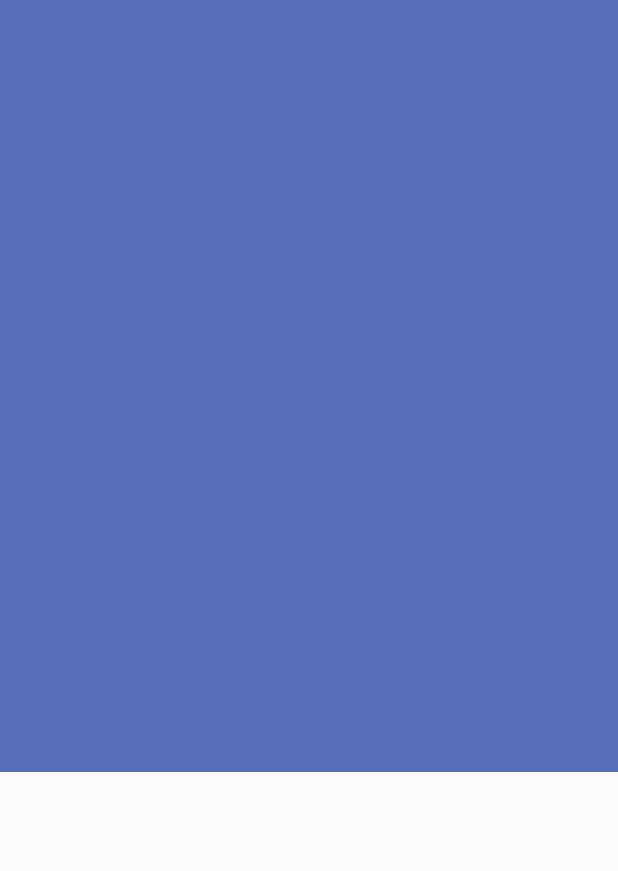
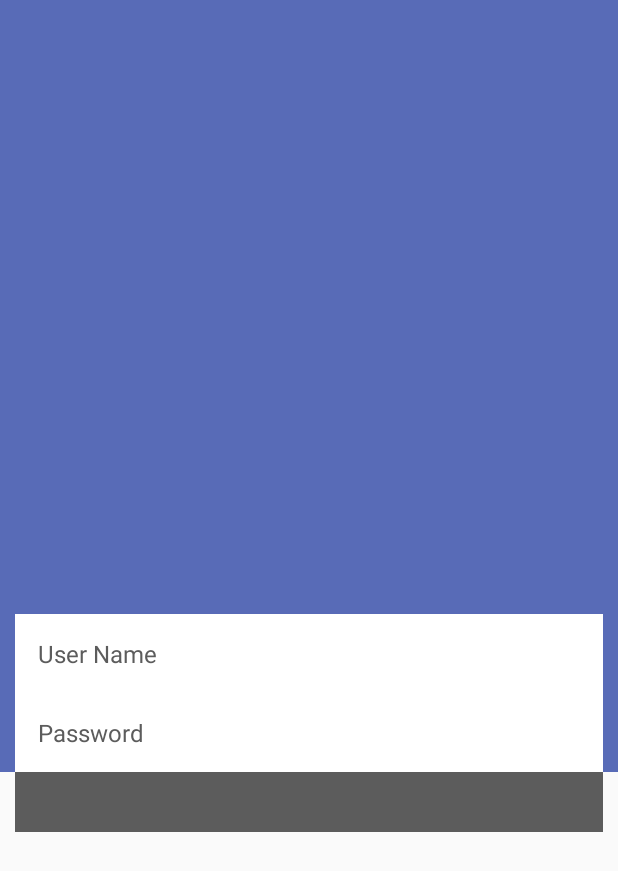
Before and after one commit to manishpatidar27/ProjectOneRepo, an Android app: the screen it shows after launch (LoginActivity), on a phone screen of 412 x 824 dp. Shown: the top 871 px of the screen. Run offline under Robolectric (Android 15) with nearby library versions, the phone set to English and light mode, and no system bars.

Commit message:
added a new directory

```diff
--- a/app/src/main/res/layout/activity_login.xml
+++ b/app/src/main/res/layout/activity_login.xml
@@ -20,6 +20,51 @@
         android:background="@color/blue"
         android:layout_height="0dp">
 
+        <RelativeLayout
+            android:layout_width="match_parent"
+            android:layout_marginLeft="10dp"
+            android:minHeight="60dp"
+            android:layout_alignParentBottom="true"
+            android:background="@color/white"
+            android:layout_marginRight="10dp"
+            android:layout_height="wrap_content">
+
+
+            <EditText
+                android:id="@+id/editText_first_name"
+                android:layout_width="fill_parent"
+                android:layout_height="wrap_content"
+                android:gravity="left"
+                android:hint="@string/hint_user_name"
+                android:imeOptions="actionNext"
+                android:padding="@dimen/padding_large"
+                android:textColorHint="@color/black"
+                android:background="@color/transparent"
+                android:inputType="textPersonName|textNoSuggestions"
+                android:singleLine="true"
+                android:textColor="@color/black"
+                android:textSize="@dimen/text_small" />
+
+
+            <EditText
+                android:id="@+id/editText_password"
+                android:layout_below="@+id/editText_first_name"
+                android:layout_width="fill_parent"
+                android:layout_height="wrap_content"
+                android:gravity="left"
+                android:hint="@string/hint_password"
+                android:imeOptions="actionNext"
+                android:padding="@dimen/padding_large"
+                android:textColorHint="@color/black"
+                android:background="@color/transparent"
+                android:inputType="textPersonName|textNoSuggestions"
+                android:singleLine="true"
+                android:textColor="@color/black"
+                android:textSize="@dimen/text_small" />
+
+
+        </RelativeLayout>
+
     </RelativeLayout>
 
     <RelativeLayout
@@ -27,6 +72,17 @@
         android:layout_weight="0.75"
         android:layout_height="0dp">
 
+        <RelativeLayout
+            android:layout_width="match_parent"
+            android:layout_marginLeft="10dp"
+            android:minHeight="40dp"
+            android:layout_alignParentTop="true"
+            android:background="@color/black"
+            android:layout_marginRight="10dp"
+            android:layout_height="wrap_content">
+
+        </RelativeLayout>
+
     </RelativeLayout>
 
 
--- a/app/src/main/res/values/colors.xml
+++ b/app/src/main/res/values/colors.xml
@@ -6,5 +6,9 @@
     <color name="white">#FFFFFF</color>
     <color name="black">#5C5C5C</color>
 
+    <color name="transparent">#00000000</color>
+
+
+
     <color name="blue">#586BB7</color>
 </resources>
--- /dev/null
+++ b/app/src/main/res/values/dimens.xml
@@ -0,0 +1,30 @@
+<resources>
+
+    <!-- Default screen margins, per the Android Design guidelines. -->
+    <dimen name="activity_horizontal_margin">16dp</dimen>
+    <dimen name="activity_vertical_margin">16dp</dimen>
+
+
+    <dimen name="padding_small">5dp</dimen>
+    <dimen name="padding_medium">10dp</dimen>
+    <dimen name="padding_large">15dp</dimen>
+
+    <dimen name="text_extra_small">12sp</dimen>
+    <dimen name="text_small">16sp</dimen>
+
+    <dimen name="text_medium">18sp</dimen>
+    <dimen name="text_large">20sp</dimen>
+
+    <dimen name="margin_small">5dp</dimen>
+    <dimen name="margin_medium">10dp</dimen>
+    <dimen name="margin_large">15dp</dimen>
+
+
+    <dimen name="icon_size">30dp</dimen>
+
+    <dimen name="my_info_text_size">14sp</dimen>
+    <dimen name="text_size_no_items_found">18sp</dimen>
+
+
+    <dimen name="border_for_separator">0.5dp</dimen>
+</resources>
--- a/app/src/main/res/values/strings.xml
+++ b/app/src/main/res/values/strings.xml
@@ -1,3 +1,5 @@
 <resources>
     <string name="app_name">AndroidGaming</string>
+    <string name="hint_user_name">User Name</string>
+    <string name="hint_password">Password</string>
 </resources>
```
